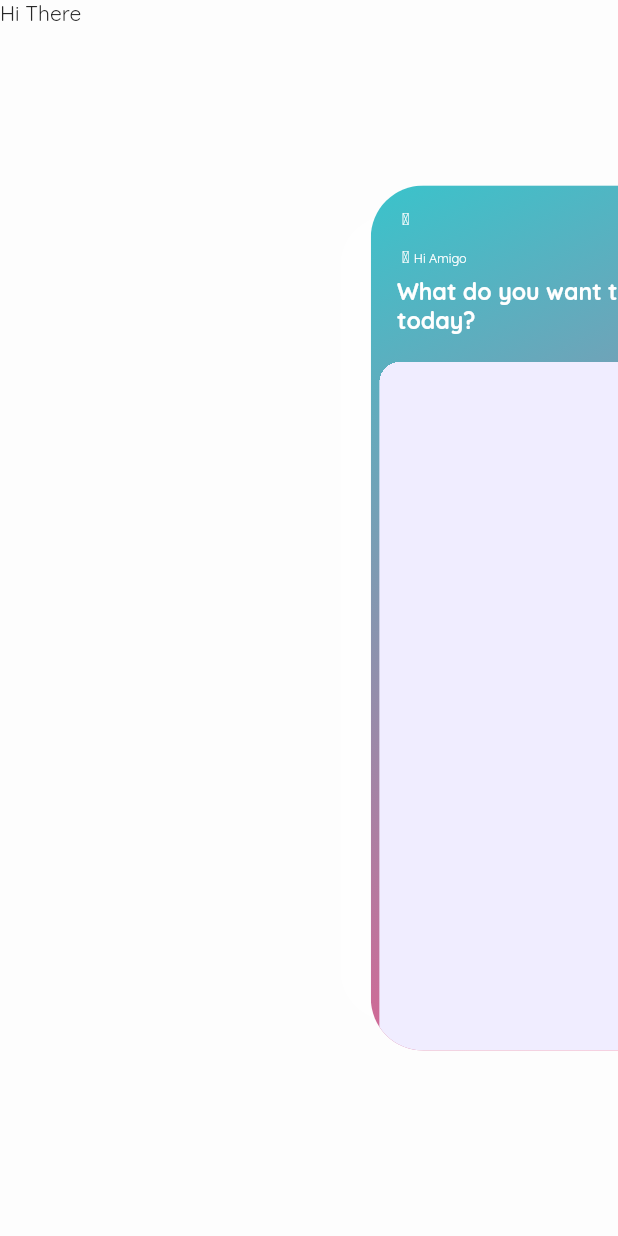
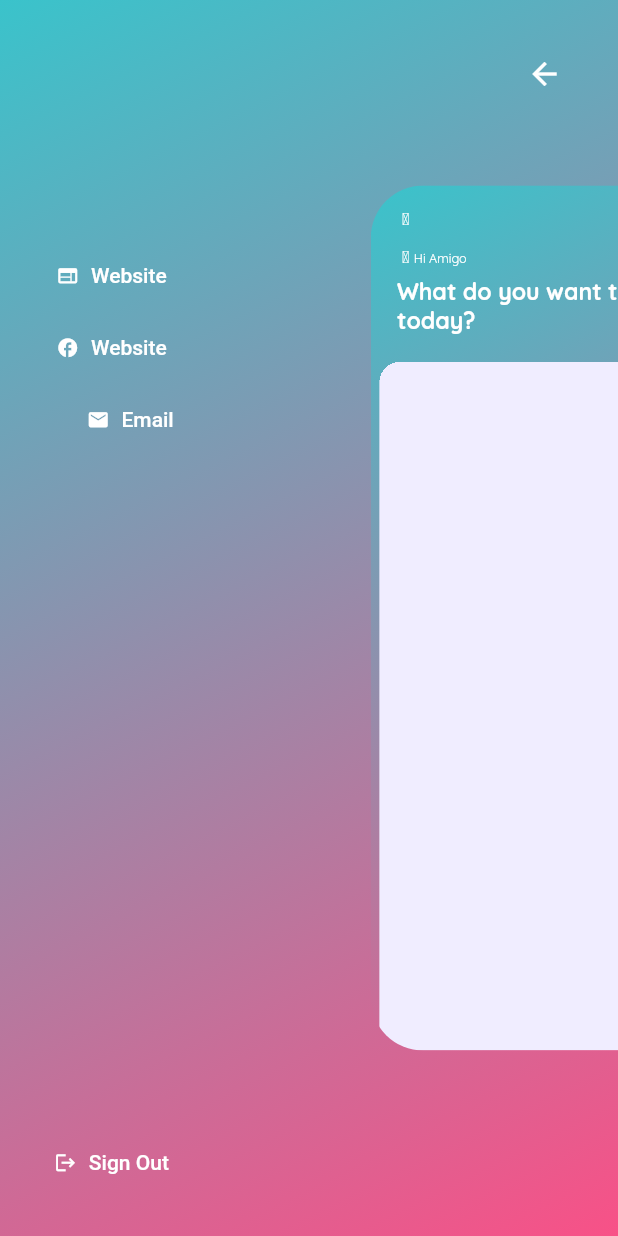
Before and after one commit to vpsines/brain_storm_mania, a Flutter app: the HomeScreen screen opened by its route, after a tap on an icon or button, on a phone screen of 412 x 824 dp. Run offline on Flutter 3.47's test engine with Material 2 defaults, Android fonts, the phone set to English and light mode, and no system bars; drawn by our look-alikes of flutter_zoom_drawer; our stand-ins replace cached_network_image, cloud_firestore, firebase_auth, firebase_core, firebase_storage, flutter_svg and 3 more; accounts and stored records are empty; generated files the repository leaves out were written again.

Commit message:
fixed drawer error

```diff
--- a/lib/controllers/auth_controller.dart
+++ b/lib/controllers/auth_controller.dart
@@ -1,5 +1,6 @@
 import 'package:brain_storm_mania/firebase_ref/references.dart';
 import 'package:brain_storm_mania/screens/home/home_screen.dart';
+import 'package:brain_storm_mania/screens/login/login_screen.dart';
 import 'package:firebase_auth/firebase_auth.dart';
 import 'package:get/get.dart';
 import 'package:google_sign_in/google_sign_in.dart';
@@ -62,6 +63,7 @@ class AuthController extends GetxController {
   void showLogInAlertDialog() {
     Get.dialog(Dialogs.questionStartDialog(onTap: () {
       Get.back();
+      navigateLoginPage();
     }), barrierDismissible: false);
   }
 
@@ -89,4 +91,9 @@ class AuthController extends GetxController {
   void navigateToHomePage() {
     Get.toNamed(HomeScreen.routeName);
   }
+
+  // navigate To Login Screen
+  void navigateLoginPage() {
+    Get.toNamed(LogInScreen.routeName);
+  }
 }
--- a/lib/screens/home/home_screen.dart
+++ b/lib/screens/home/home_screen.dart
@@ -4,6 +4,7 @@ import 'package:brain_storm_mania/configs/themes/custom_text_styles.dart';
 import 'package:brain_storm_mania/configs/themes/ui_parameters.dart';
 import 'package:brain_storm_mania/controllers/questions/quesion_paper_controller.dart';
 import 'package:brain_storm_mania/controllers/zoom_drawer_controller.dart';
+import 'package:brain_storm_mania/screens/home/menu_screen.dart';
 import 'package:brain_storm_mania/widgets/app_circle_button.dart';
 import 'package:brain_storm_mania/widgets/content_area.dart';
 import 'package:brain_storm_mania/widgets/question_paper_card.dart';
@@ -25,12 +26,13 @@ class HomeScreen extends GetView<CustomZoomDrawerController> {
           return ZoomDrawer(
             controller: _.zoomDrawerController,
             borderRadius: 50.0,
-            showShadow: true,
+            showShadow: false,
+            menuScreenWidth: Get.width,
             angle: 0,
             style: DrawerStyle.defaultStyle,
             menuBackgroundColor: Colors.white.withOpacity(0.5),
-            slideWidth: Get.width * 0.6,
-            menuScreen:Text("Hi There"),
+            slideWidth: MediaQuery.of(context).size.width * 0.6,
+            menuScreen:const MenuScreen(),
             mainScreen: Container(
               decoration: BoxDecoration(
                 gradient: mainGradient(),
@@ -66,7 +68,7 @@ class HomeScreen extends GetView<CustomZoomDrawerController> {
                               ],
                             ),
                           ),
-                          Text(
+                          const Text(
                             "What do you want to learn today?",
                             style: headerText,
                           )
--- a/lib/screens/home/menu_screen.dart
+++ b/lib/screens/home/menu_screen.dart
@@ -11,7 +11,7 @@ class MenuScreen extends GetView<CustomZoomDrawerController> {
   Widget build(BuildContext context) {
     return Container(
       padding: UIParameters.mobileScreenPadding,
-      width: double.minPositive,
+      width: double.maxFinite,
       decoration: BoxDecoration(gradient: mainGradient()),
       child: Theme(
           data: ThemeData(
```
Also changed, not shown: lib/routes/app_routes.dart (+13 -11 lines).
